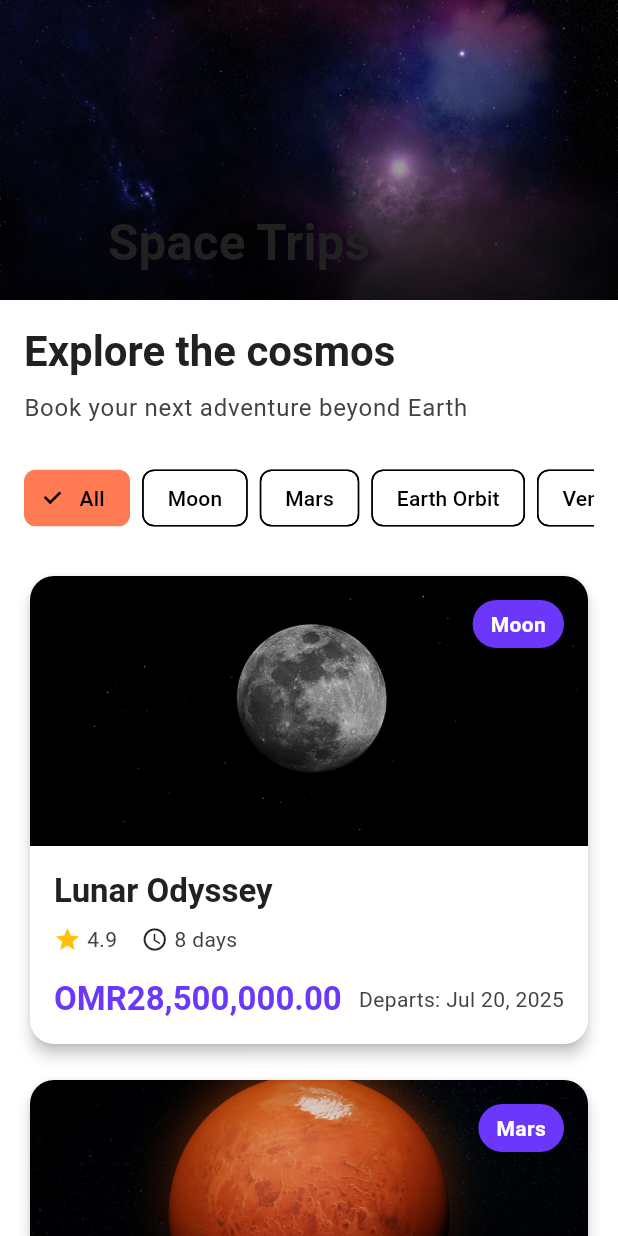
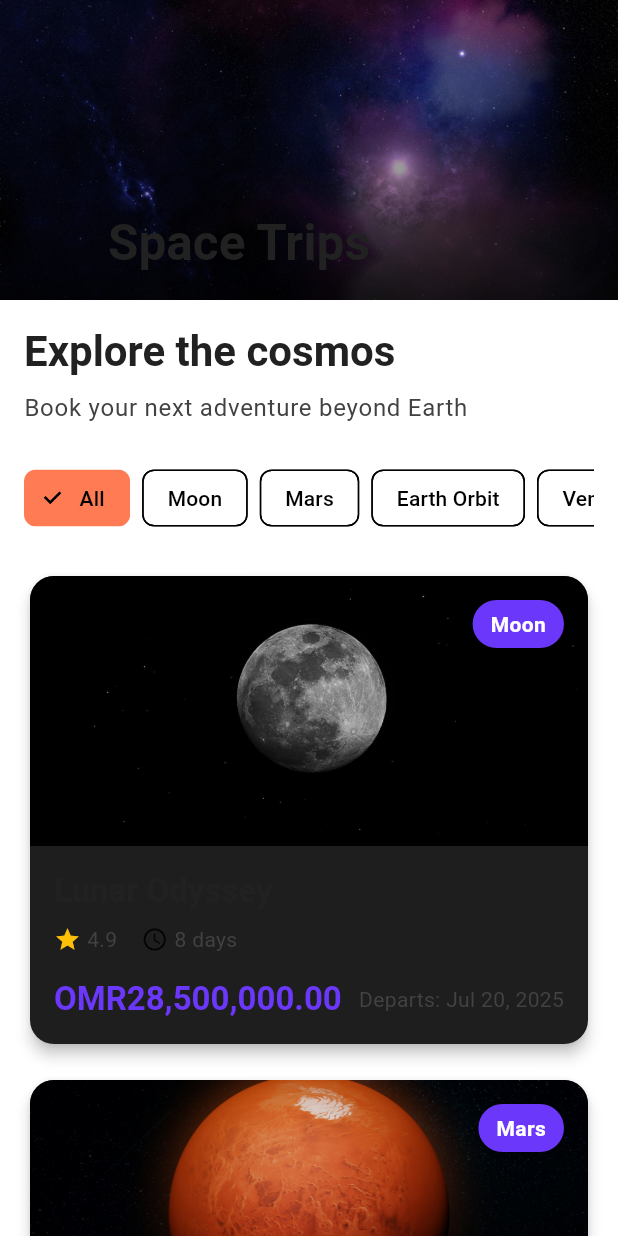
Before and after one commit to Ashraf9242/Mobile-application, a Flutter app: the screen it shows after launch, on a phone screen of 412 x 824 dp. Run offline on Flutter 3.47's test engine with Material 3 defaults, Android fonts, the phone set to English and light mode, and no system bars.

Commit message:
new update

```diff
--- a/lib/utils/theme.dart
+++ b/lib/utils/theme.dart
@@ -11,23 +11,24 @@ class AppTheme {
 
   // Light Theme
   static final ThemeData lightTheme = ThemeData(
-    primaryColor: primaryColor,
-    scaffoldBackgroundColor: Colors.white,
-    colorScheme: ColorScheme.light(
+    colorScheme: const ColorScheme.light(
+      brightness: Brightness.light,
       primary: primaryColor,
       secondary: accentColor,
     ),
+    scaffoldBackgroundColor: Colors.white,
     appBarTheme: const AppBarTheme(
       backgroundColor: primaryColor,
       elevation: 0,
     ),
-    cardTheme: CardTheme(
-      color: Colors.white,
+cardTheme: CardThemeData(
+  color: cardColor,
   elevation: 4,
   shape: RoundedRectangleBorder(
     borderRadius: BorderRadius.circular(16),
   ),
 ),
+
     textTheme: const TextTheme(
       headlineLarge: TextStyle(
         color: Color(0xFF212121),
@@ -52,19 +53,19 @@ class AppTheme {
 
   // Dark Theme
   static final ThemeData darkTheme = ThemeData(
-    primaryColor: primaryColor,
-    scaffoldBackgroundColor: backgroundColor,
-    colorScheme: ColorScheme.dark(
+    colorScheme: const ColorScheme.dark(
+      brightness: Brightness.dark,
       primary: primaryColor,
       secondary: accentColor,
       background: backgroundColor,
       surface: cardColor,
     ),
+    scaffoldBackgroundColor: backgroundColor,
     appBarTheme: const AppBarTheme(
       backgroundColor: backgroundColor,
       elevation: 0,
     ),
-    cardTheme: CardTheme(
+  cardTheme: CardThemeData(
   color: cardColor,
   elevation: 4,
   shape: RoundedRectangleBorder(
```
Also changed, not shown: pubspec.lock, 1 other file. Lines whose indentation alone changed are shown as unchanged.
